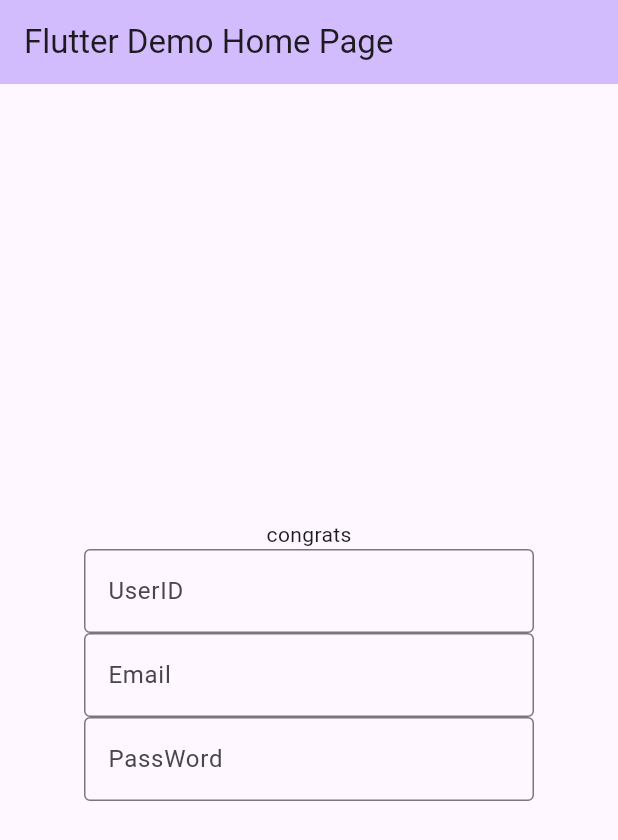
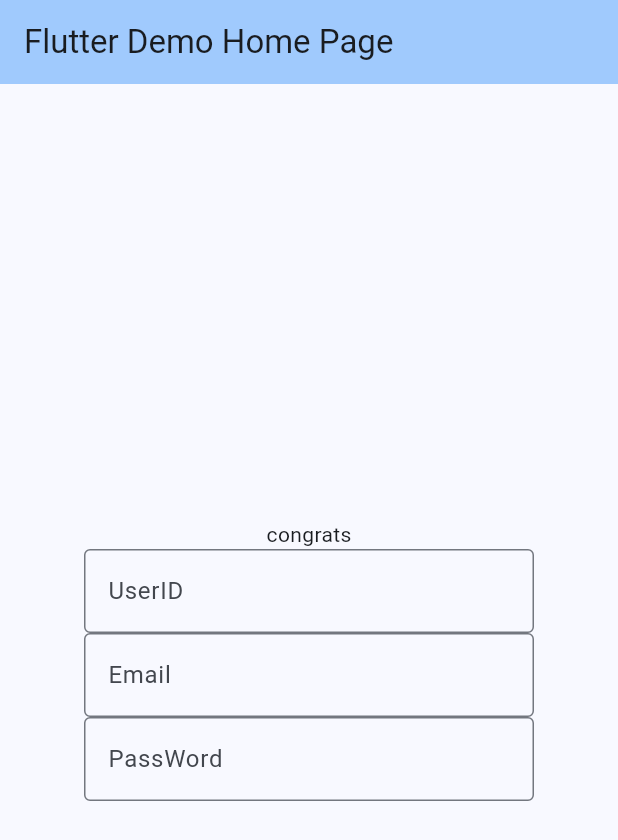
Before and after one commit to Flutter-Hiring-Platform/Flutter-Hiring-Platform, a Flutter app: the screen it shows after launch, after a tap on "Signin", on a phone screen of 412 x 824 dp. Shown: the top 840 px of the screen. Run offline on Flutter 3.47's test engine with Material 3 defaults, Android fonts, the phone set to English and light mode, and no system bars.

Commit message:
Changed colors

```diff
--- a/lib/addjob_page.widget.dart
+++ b/lib/addjob_page.widget.dart
@@ -11,7 +11,7 @@ class AddJob extends StatelessWidget {
       debugShowCheckedModeBanner: false,
       title: 'LinkedIn',
       theme: ThemeData(
-        colorScheme: ColorScheme.fromSeed(seedColor: Colors.deepPurple),
+        colorScheme: ColorScheme.fromSeed(seedColor: Colors.blue),
         useMaterial3: true,
       ),
       home: const AddJobWidget(title: 'Flutter Demo Home Page'),
--- a/lib/dashboard_employers_page.widget.dart
+++ b/lib/dashboard_employers_page.widget.dart
@@ -11,7 +11,7 @@ class DashboardEmployers extends StatelessWidget {
       debugShowCheckedModeBanner: false,
       title: 'LinkedIn',
       theme: ThemeData(
-        colorScheme: ColorScheme.fromSeed(seedColor: Colors.deepPurple),
+        colorScheme: ColorScheme.fromSeed(seedColor: Colors.blue),
         useMaterial3: true,
       ),
       home: const DashboardEmployersWidget(title: 'Flutter Demo Home Page'),
--- a/lib/login_page.widget.dart
+++ b/lib/login_page.widget.dart
@@ -11,7 +11,7 @@ class Login extends StatelessWidget {
       debugShowCheckedModeBanner: false,
       title: 'LinkedIn',
       theme: ThemeData(
-        colorScheme: ColorScheme.fromSeed(seedColor: Colors.deepPurple),
+        colorScheme: ColorScheme.fromSeed(seedColor: Colors.blue),
         useMaterial3: true,
       ),
       home: const LoginWidget(title: 'Flutter Demo Home Page'),
--- a/lib/main.dart
+++ b/lib/main.dart
@@ -15,7 +15,7 @@ class MyApp extends StatelessWidget {
       debugShowCheckedModeBanner: false,
       title: 'LinkedIn',
       theme: ThemeData(
-        colorScheme: ColorScheme.fromSeed(seedColor: Colors.indigo),
+        colorScheme: ColorScheme.fromSeed(seedColor: Colors.blue),
         useMaterial3: true,
       ),
       home: const MyHomePage(title: 'LinkedIn'),
--- a/lib/signup_page.widget.dart
+++ b/lib/signup_page.widget.dart
@@ -12,7 +12,7 @@ class Signup extends StatelessWidget {
       debugShowCheckedModeBanner: false,
       title: 'LinkedIn',
       theme: ThemeData(
-        colorScheme: ColorScheme.fromSeed(seedColor: Colors.deepPurple),
+        colorScheme: ColorScheme.fromSeed(seedColor: Colors.blue),
         useMaterial3: true,
       ),
       home: const SignupWidget(title: 'Flutter Demo Home Page'),
```
